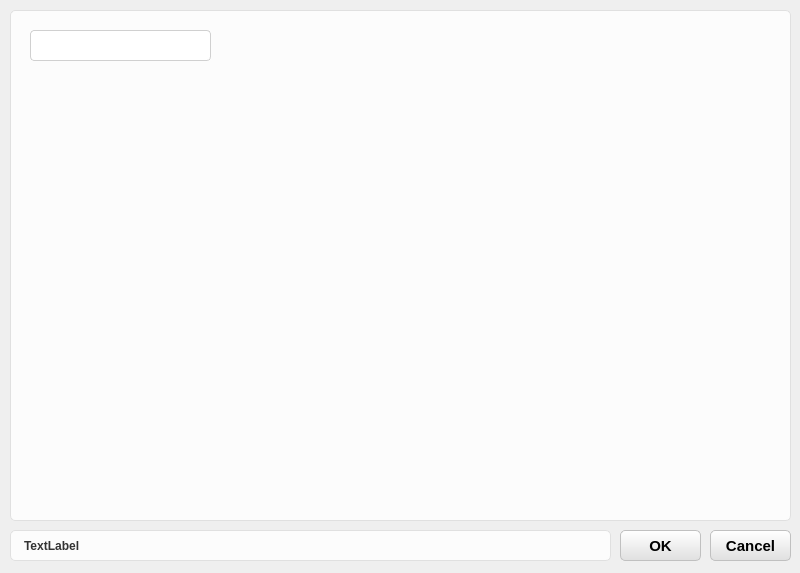
The window that Solution/HuiRuMachineH/HuiRuMachineH/ChildDialog/LibraryDialog.ui (HeJun20250905/ProductProJect) describes before a commit, drawn with Qt 5.
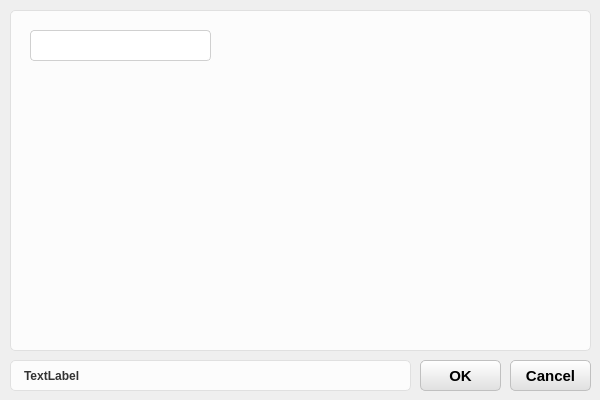
The same window after the commit.

Diff of the .ui file:
```diff
--- a/Solution/HuiRuMachineH/HuiRuMachineH/ChildDialog/LibraryDialog.ui
+++ b/Solution/HuiRuMachineH/HuiRuMachineH/ChildDialog/LibraryDialog.ui
@@ -6,8 +6,8 @@
    <rect>
     <x>0</x>
     <y>0</y>
-    <width>800</width>
-    <height>573</height>
+    <width>600</width>
+    <height>400</height>
    </rect>
   </property>
   <property name="windowTitle">
@@ -121,8 +121,8 @@
    <property name="geometry">
     <rect>
      <x>10</x>
-     <y>530</y>
-     <width>601</width>
+     <y>360</y>
+     <width>401</width>
      <height>31</height>
     </rect>
    </property>
@@ -133,8 +133,8 @@
   <widget class="QPushButton" name="pushButton_Cancel">
    <property name="geometry">
     <rect>
-     <x>710</x>
-     <y>530</y>
+     <x>510</x>
+     <y>360</y>
      <width>81</width>
      <height>31</height>
     </rect>
@@ -153,8 +153,8 @@
   <widget class="QPushButton" name="pushButton_OK">
    <property name="geometry">
     <rect>
-     <x>620</x>
-     <y>530</y>
+     <x>420</x>
+     <y>360</y>
      <width>81</width>
      <height>31</height>
     </rect>
@@ -175,8 +175,8 @@
     <rect>
      <x>10</x>
      <y>0</y>
-     <width>781</width>
-     <height>521</height>
+     <width>581</width>
+     <height>351</height>
     </rect>
    </property>
    <property name="title">
```
